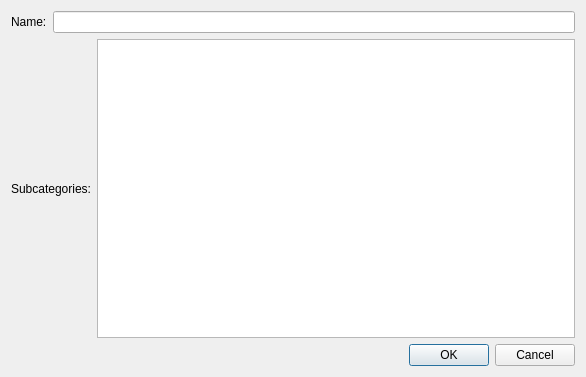
This is src/ui/createcategorydialog.ui in KindVador/Accountancy as Qt 5 draws it before an edit. The edited form follows.
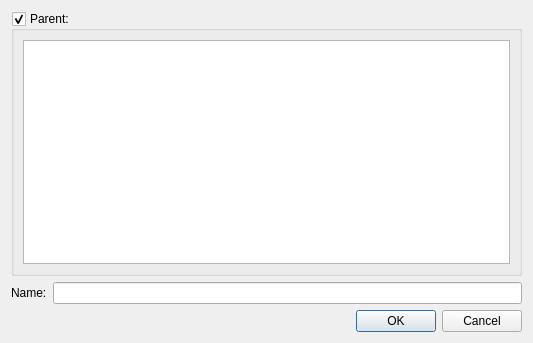
This is the edited form.

Commit message: create or remove categories from GUI

What changed in the file:
```diff
--- a/src/ui/createcategorydialog.ui
+++ b/src/ui/createcategorydialog.ui
@@ -6,14 +6,32 @@
    <rect>
     <x>0</x>
     <y>0</y>
-    <width>586</width>
-    <height>377</height>
+    <width>533</width>
+    <height>343</height>
    </rect>
   </property>
   <property name="windowTitle">
    <string>CreateCurrencyDialog</string>
   </property>
   <layout class="QVBoxLayout" name="verticalLayout">
+   <item>
+    <widget class="QGroupBox" name="parentGroupBox">
+     <property name="tabletTracking">
+      <bool>false</bool>
+     </property>
+     <property name="title">
+      <string>Parent:</string>
+     </property>
+     <property name="checkable">
+      <bool>true</bool>
+     </property>
+     <layout class="QHBoxLayout" name="horizontalLayout">
+      <item>
+       <widget class="QTreeView" name="parentTreeView"/>
+      </item>
+     </layout>
+    </widget>
+   </item>
    <item>
     <layout class="QHBoxLayout" name="nameLayout">
      <item>
@@ -28,20 +46,6 @@
      </item>
     </layout>
    </item>
-   <item>
-    <layout class="QHBoxLayout" name="subcategoriesLayout">
-     <item>
-      <widget class="QLabel" name="subcategoriesLabel">
-       <property name="text">
-        <string>Subcategories:</string>
-       </property>
-      </widget>
-     </item>
-     <item>
-      <widget class="QTableView" name="subcategoriesTable"/>
-     </item>
-    </layout>
-   </item>
    <item>
     <widget class="QDialogButtonBox" name="buttonBox">
      <property name="standardButtons">
```
The commit also changes 4 other files.
